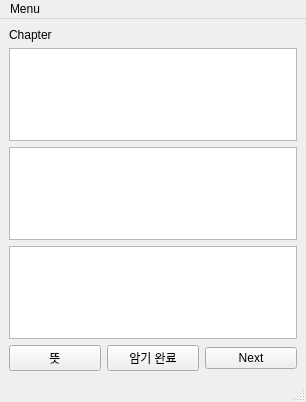
The window that wrp_word.ui (zinzin68/WRP) describes before a commit, drawn with Qt 5.
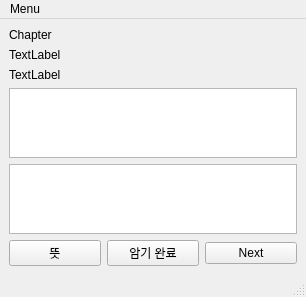
The same window after the commit.

```diff
--- a/wrp_word.ui
+++ b/wrp_word.ui
@@ -7,7 +7,7 @@
     <x>0</x>
     <y>0</y>
     <width>306</width>
-    <height>402</height>
+    <height>263</height>
    </rect>
   </property>
   <property name="windowTitle">
@@ -16,6 +16,26 @@
   <widget class="QWidget" name="centralwidget">
    <layout class="QGridLayout" name="gridLayout">
     <item row="4" column="0">
+     <widget class="QTextBrowser" name="mean"/>
+    </item>
+    <item row="0" column="0">
+     <widget class="QLabel" name="chaptername">
+      <property name="text">
+       <string>Chapter</string>
+      </property>
+     </widget>
+    </item>
+    <item row="1" column="0">
+     <widget class="QLabel" name="word">
+      <property name="text">
+       <string>TextLabel</string>
+      </property>
+     </widget>
+    </item>
+    <item row="3" column="0">
+     <widget class="QTextBrowser" name="wordView"/>
+    </item>
+    <item row="5" column="0">
      <layout class="QHBoxLayout" name="horizontalLayout">
       <item>
        <widget class="QPushButton" name="meanBotton">
@@ -40,19 +60,10 @@
       </item>
      </layout>
     </item>
-    <item row="1" column="0">
-     <widget class="QTextBrowser" name="phonetic"/>
-    </item>
-    <item row="3" column="0">
-     <widget class="QTextBrowser" name="mean"/>
-    </item>
     <item row="2" column="0">
-     <widget class="QTextBrowser" name="Word"/>
-    </item>
-    <item row="0" column="0">
-     <widget class="QLabel" name="Chapter">
+     <widget class="QLabel" name="means">
       <property name="text">
-       <string>Chapter</string>
+       <string>TextLabel</string>
       </property>
      </widget>
     </item>
```
Left out of the diff: 15 changed lines with no effect on the pictures.
